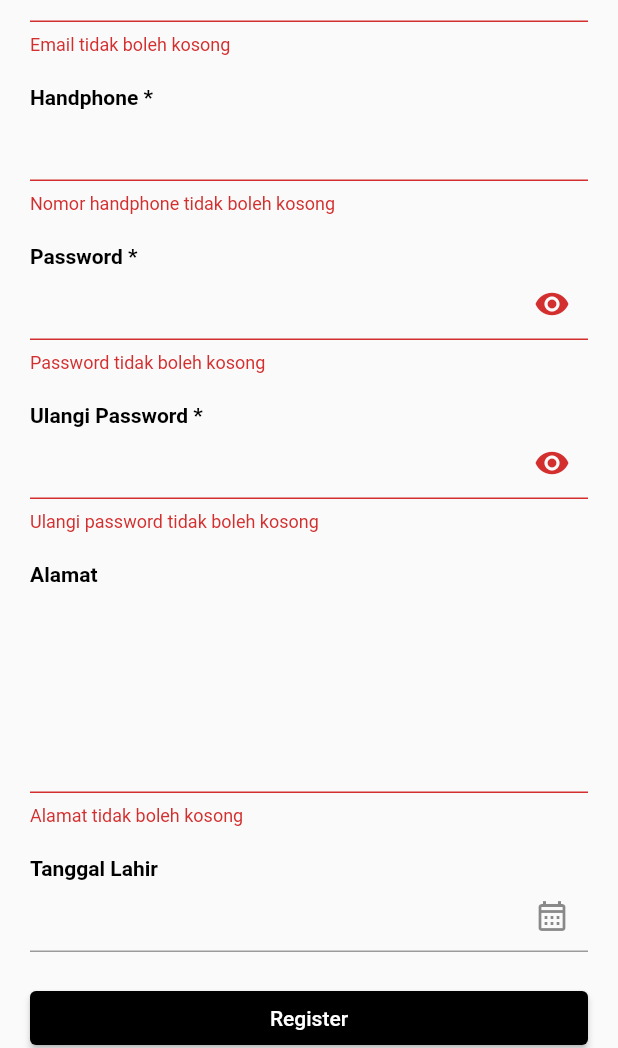
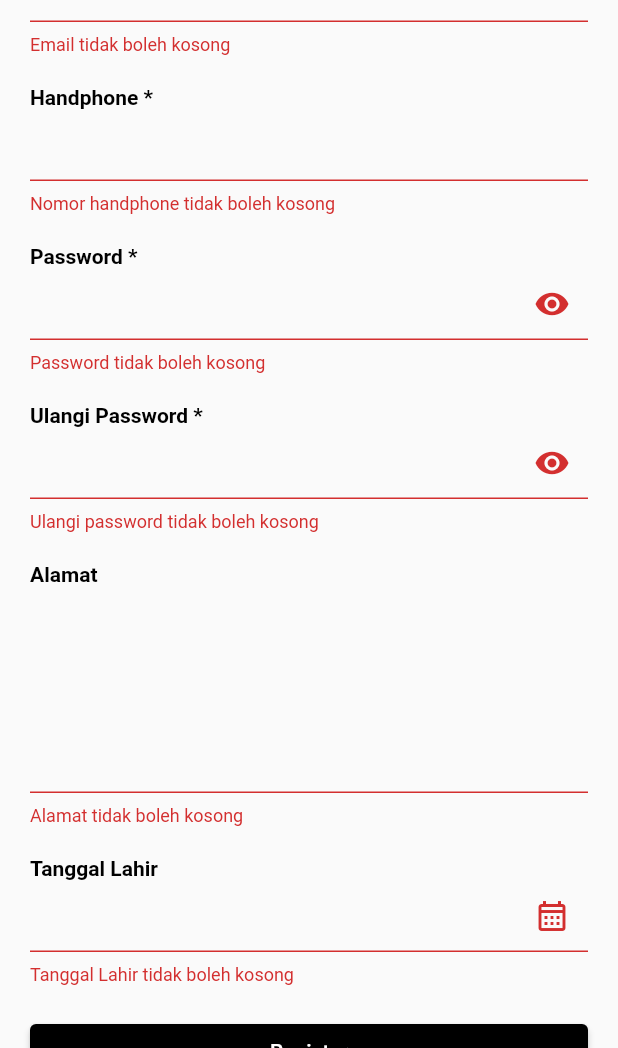
Before and after one commit to budimanlai/flutter-common_lib, a Flutter app: the RegisterPage screen opened directly, after a tap on "Register", on a phone screen of 412 x 824 dp, the part 188-1236 px from its top. Run offline on Flutter 3.47's test engine with Material 2 defaults, Android fonts, the phone set to English and light mode, and no system bars.

```diff
--- a/example/lib/form/register.dart
+++ b/example/lib/form/register.dart
@@ -129,6 +129,12 @@ class _RegisterPageState extends State<RegisterPage> {
                     title: "Tanggal Lahir",
                     controller: _dobController,
                     dateFormat: "dd/MMM/yyyy",
+                    validator: (value) {
+                      if (value == null || value.isEmpty) {
+                        return "Tanggal Lahir tidak boleh kosong";
+                      }
+                      return null;
+                    },
                   ),
                   SizedBox(
                     width: double.infinity,
@@ -142,7 +148,8 @@ class _RegisterPageState extends State<RegisterPage> {
                               "handphone":
                                   _handphoneController.text.normalizePhone(),
                               "repeat_password": _rePasswordController.text,
-                              "alamat": _alamatController.text
+                              "alamat": _alamatController.text,
+                              "tanggal_lahir": _dobController.text.toDefaultFormatDate("dd/MMM/yyyy")
                             };
                             print(data);
                             // If the form is valid, display a snackbar. In the real world,
```
Also changed, not shown: lib/extensions/string.dart (+10 -0 lines).
